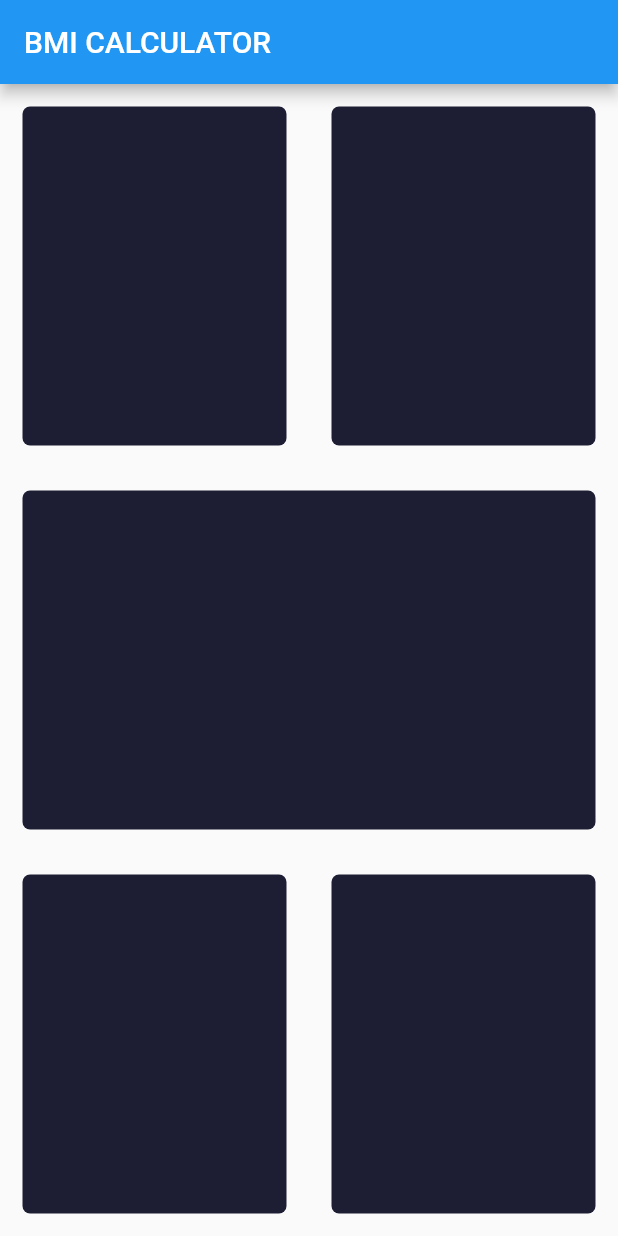
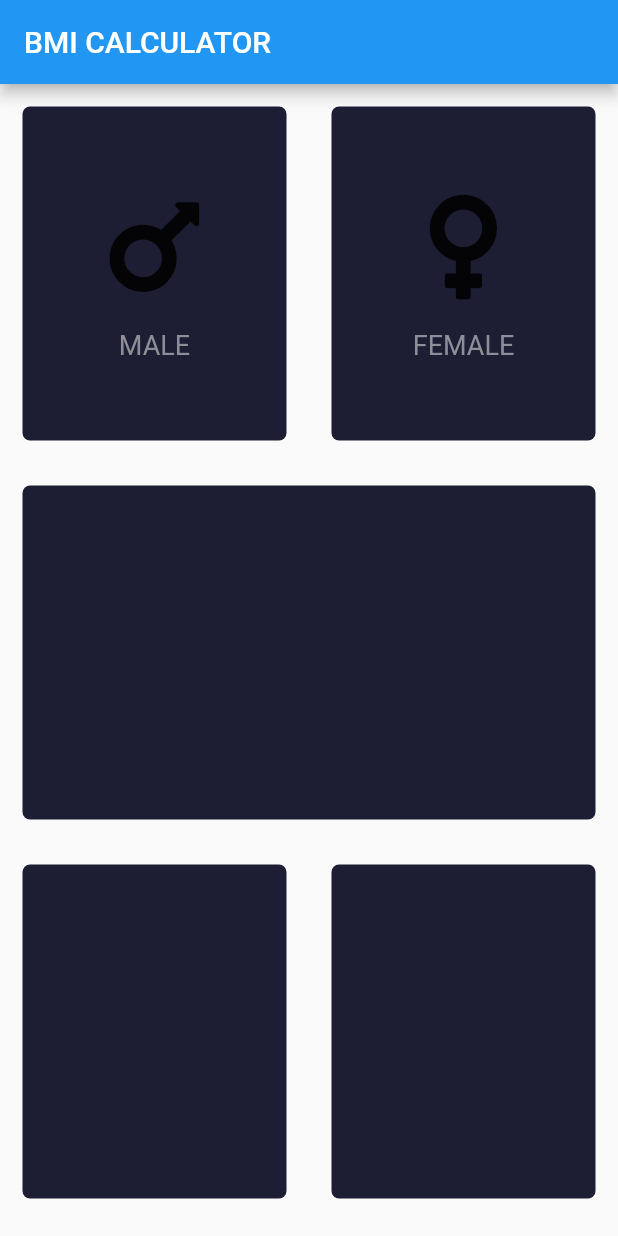
Before and after one commit to Aleksefo/flutter_testing_app, a Flutter app: the InputPage screen opened directly, on a phone screen of 412 x 824 dp. Run offline on Flutter 3.47's test engine with Material 2 defaults, Android fonts, the phone set to English and light mode, and no system bars; our stand-ins replace audioplayers, font_awesome_flutter.

Commit message:
Update UI and add icons

```diff
--- a/lib/InputScreen.dart
+++ b/lib/InputScreen.dart
@@ -1,4 +1,9 @@
 import 'package:flutter/material.dart';
+import 'package:font_awesome_flutter/font_awesome_flutter.dart';
+
+const bottomHeight = 80;
+const activeColor = Color(0xFF1D1E33);
+const bottomColor = Color(0xFFEB1555);
 
 class InputPage extends StatefulWidget {
   @override
@@ -18,38 +23,85 @@ class _InputPageState extends State<InputPage> {
               child: Row(
                 children: <Widget>[
                   Expanded(
-                    child: ReusableCard(Color(0xFF1D1E33)),
+                    child: ReusableCard(
+                      color: activeColor,
+                      cardChild: IconContent(
+                        icon: FontAwesomeIcons.mars,
+                        label: 'MALE',
+                      ),
+                    ),
                   ),
                   Expanded(
-                    child: ReusableCard(Color(0xFF1D1E33)),
+                    child: ReusableCard(
+                      color: activeColor,
+                      cardChild: IconContent(
+                        icon: FontAwesomeIcons.venus,
+                        label: 'FEMALE',
+                      ),
+                    ),
                   ),
                 ],
               ),
             ),
             Expanded(
-              child: ReusableCard(Color(0xFF1D1E33)),
+              child: ReusableCard(color: activeColor),
             ),
             Expanded(
               child: Row(
                 children: <Widget>[
                   Expanded(
-                    child: ReusableCard(Color(0xFF1D1E33)),
+                    child: ReusableCard(color: activeColor),
                   ),
                   Expanded(
-                    child: ReusableCard(Color(0xFF1D1E33)),
+                    child: ReusableCard(color: activeColor),
                   ),
                 ],
               ),
             ),
+            Container(
+              color: bottomColor,
+              margin: EdgeInsets.only(top: 10),
+            )
           ],
         ));
   }
 }
 
+class IconContent extends StatelessWidget {
+  IconContent({this.icon, this.label});
+
+  final IconData icon;
+  final String label;
+
+  @override
+  Widget build(BuildContext context) {
+    return Column(
+      mainAxisAlignment: MainAxisAlignment.center,
+      children: <Widget>[
+        Icon(
+          icon,
+          size: 80,
+        ),
+        SizedBox(
+          height: 15,
+        ),
+        Text(
+          label,
+          style: TextStyle(
+            fontSize: 18,
+            color: Color(0xFF8D8E98),
+          ),
+        )
+      ],
+    );
+  }
+}
+
 class ReusableCard extends StatelessWidget {
-  ReusableCard(this.color);
+  ReusableCard({@required this.color, this.cardChild});
 
   final Color color;
+  final Widget cardChild;
   @override
   Widget build(BuildContext context) {
     return Container(
@@ -58,6 +110,7 @@ class ReusableCard extends StatelessWidget {
         color: color,
         borderRadius: BorderRadius.circular(5),
       ),
+      child: cardChild,
     );
   }
 }
--- a/pubspec.yaml
+++ b/pubspec.yaml
@@ -24,6 +24,7 @@ dependencies:
   # Use with the CupertinoIcons class for iOS style icons.
   cupertino_icons: ^0.1.2
   audioplayers: ^0.13.3
+  font_awesome_flutter: ^8.5.0
 
 dev_dependencies:
   flutter_test:
```
Also changed, not shown: pubspec.lock.
